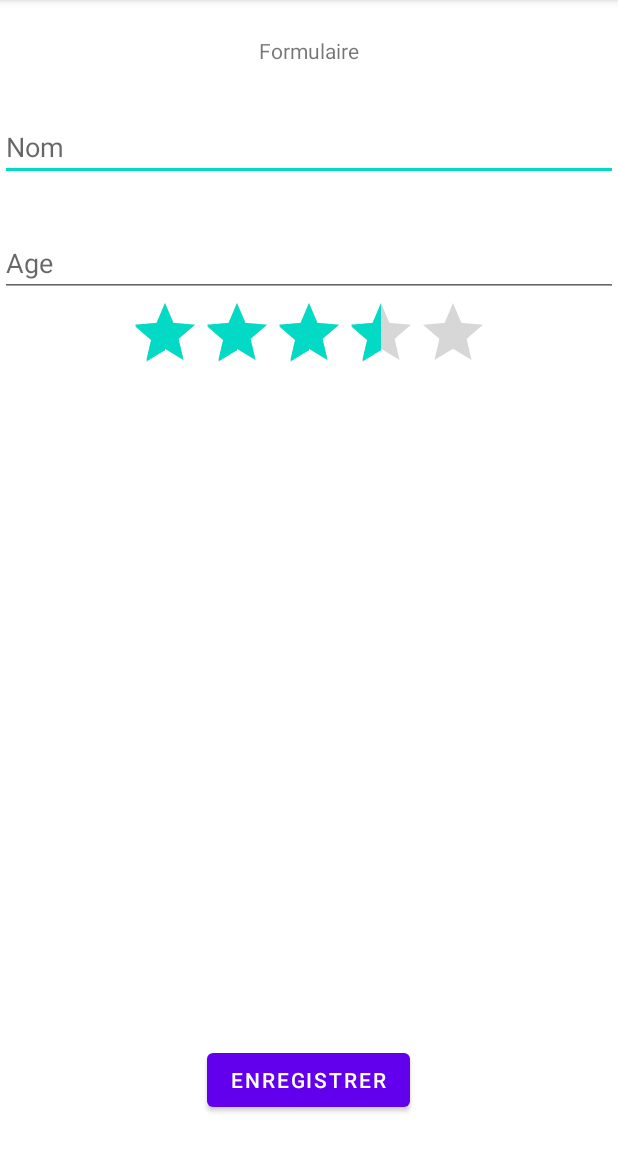
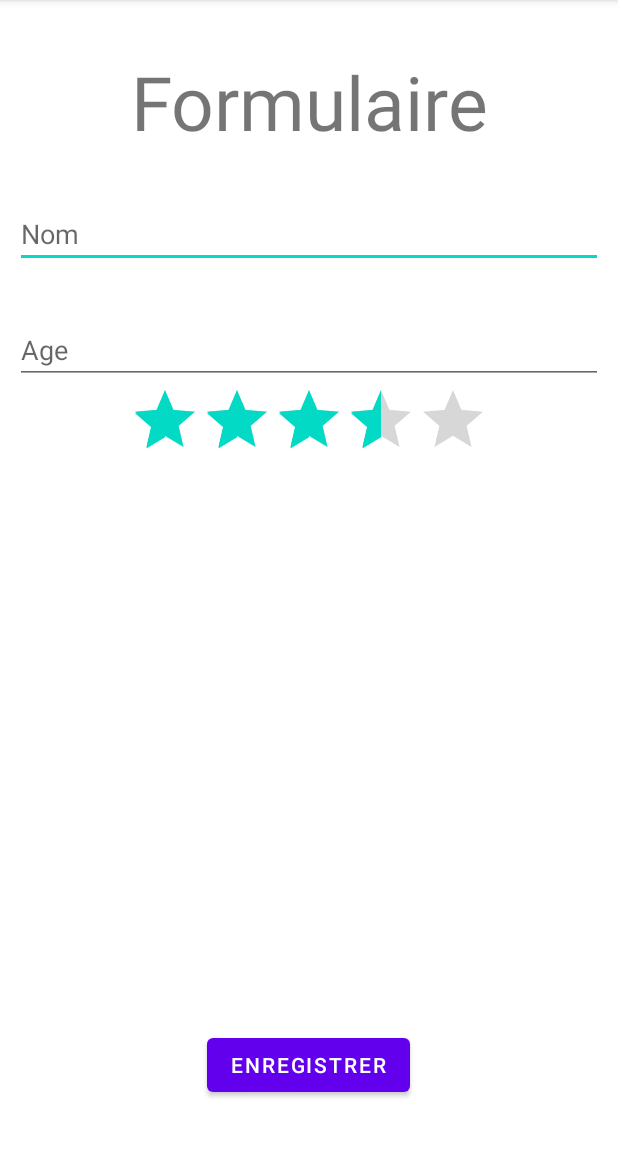
Before and after one commit to anca007/android, an Android app: the screen it shows after launch (MainActivity), on a phone screen of 412 x 824 dp, the part 84-1236 px from its top. Run offline under Robolectric (Android 15) with nearby library versions, the phone set to English and light mode, and no system bars.

Commit message:
install android

```diff
--- a/mod2ihmsimple/src/main/res/layout/activity_main.xml
+++ b/mod2ihmsimple/src/main/res/layout/activity_main.xml
@@ -4,7 +4,9 @@
     xmlns:tools="http://schemas.android.com/tools"
     android:layout_width="match_parent"
     android:layout_height="match_parent"
-    tools:context=".MainActivity">
+    tools:context=".MainActivity"
+    android:padding="10dp"
+    >
 
     <TextView
         android:id="@+id/tv_form"
@@ -14,7 +16,9 @@
         android:text="Formulaire"
         app:layout_constraintEnd_toEndOf="parent"
         app:layout_constraintStart_toStartOf="parent"
-        app:layout_constraintTop_toTopOf="parent" />
+        app:layout_constraintTop_toTopOf="parent"
+        android:textSize="50sp"
+        />
 
     <EditText
         android:id="@+id/et_name"
```
